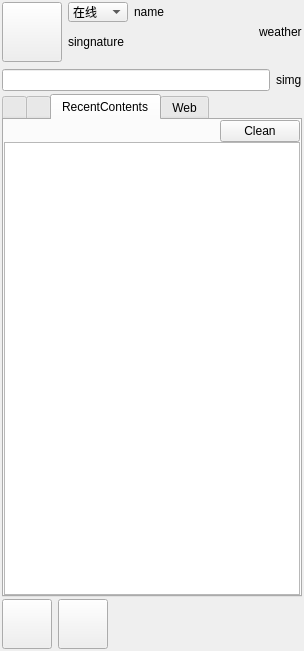
Qt form MainWindow.ui (vell001/VFeiQ) before a commit.
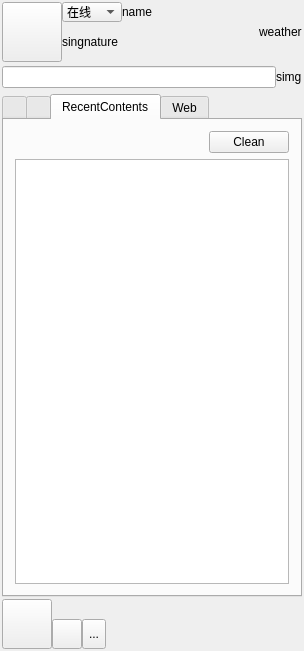
The same form after that commit. The open tabs and pages were chosen to show the change. Icons and pictures are not drawn.

Commit message: file share finished

```diff
--- a/MainWindow.ui
+++ b/MainWindow.ui
@@ -81,8 +81,14 @@
        </property>
        <item>
         <layout class="QVBoxLayout" name="verticalLayout_top">
+         <property name="spacing">
+          <number>0</number>
+         </property>
          <item>
           <layout class="QHBoxLayout" name="horizontalLayout_3">
+           <property name="spacing">
+            <number>0</number>
+           </property>
            <property name="sizeConstraint">
             <enum>QLayout::SetMinimumSize</enum>
            </property>
@@ -125,7 +131,7 @@
              <item>
               <layout class="QHBoxLayout" name="horizontalLayout_2">
                <property name="spacing">
-                <number>6</number>
+                <number>0</number>
                </property>
                <item>
                 <widget class="QComboBox" name="statusComboBox">
@@ -222,6 +228,9 @@
          </item>
          <item>
           <layout class="QHBoxLayout" name="horizontalLayout_4">
+           <property name="spacing">
+            <number>0</number>
+           </property>
            <item>
             <widget class="QLineEdit" name="searchEdit"/>
            </item>
@@ -356,23 +365,11 @@
         <string>RecentContents</string>
        </attribute>
        <layout class="QVBoxLayout" name="verticalLayout_4">
-        <property name="spacing">
-         <number>0</number>
-        </property>
-        <property name="leftMargin">
-         <number>0</number>
-        </property>
-        <property name="topMargin">
-         <number>0</number>
-        </property>
-        <property name="rightMargin">
-         <number>0</number>
-        </property>
-        <property name="bottomMargin">
-         <number>0</number>
-        </property>
         <item>
          <layout class="QHBoxLayout" name="horizontalLayout_6">
+          <property name="spacing">
+           <number>0</number>
+          </property>
           <item>
            <spacer name="horizontalSpacer_4">
             <property name="orientation">
@@ -396,11 +393,7 @@
          </layout>
         </item>
         <item>
-         <widget class="QListView" name="RecentContentsListView">
-          <property name="autoFillBackground">
-           <bool>false</bool>
-          </property>
-         </widget>
+         <widget class="QListWidget" name="recentContentsListWidget"/>
         </item>
        </layout>
       </widget>
@@ -425,7 +418,7 @@
         <height>50</height>
        </size>
       </property>
-      <layout class="QVBoxLayout" name="verticalLayout_9">
+      <layout class="QHBoxLayout" name="horizontalLayout_8">
        <property name="spacing">
         <number>0</number>
        </property>
@@ -440,11 +433,6 @@
        </property>
        <property name="bottomMargin">
         <number>0</number>
-       </property>
-       <item>
-        <layout class="QHBoxLayout" name="horizontalLayout_bottom">
-         <property name="sizeConstraint">
-          <enum>QLayout::SetMinAndMaxSize</enum>
          </property>
          <item>
           <widget class="QPushButton" name="toolsButton">
@@ -482,17 +470,40 @@
           </widget>
          </item>
          <item>
+        <layout class="QVBoxLayout" name="verticalLayout_5">
+         <property name="spacing">
+          <number>0</number>
+         </property>
+         <item>
+          <spacer name="verticalSpacer">
+           <property name="orientation">
+            <enum>Qt::Vertical</enum>
+           </property>
+           <property name="sizeHint" stdset="0">
+            <size>
+             <width>20</width>
+             <height>40</height>
+            </size>
+           </property>
+          </spacer>
+         </item>
+         <item>
+          <layout class="QHBoxLayout" name="horizontalLayout">
+           <property name="spacing">
+            <number>0</number>
+           </property>
+           <item>
           <widget class="QToolButton" name="toolButton">
            <property name="minimumSize">
             <size>
-             <width>50</width>
-             <height>50</height>
+               <width>30</width>
+               <height>30</height>
             </size>
            </property>
            <property name="maximumSize">
             <size>
-             <width>50</width>
-             <height>50</height>
+               <width>30</width>
+               <height>30</height>
             </size>
            </property>
            <property name="text">
@@ -504,11 +515,38 @@
            </property>
            <property name="iconSize">
             <size>
-             <width>50</width>
-             <height>50</height>
+               <width>30</width>
+               <height>30</height>
             </size>
            </property>
           </widget>
+           </item>
+           <item>
+            <widget class="QToolButton" name="setShareFilesButton">
+             <property name="maximumSize">
+              <size>
+               <width>30</width>
+               <height>30</height>
+              </size>
+             </property>
+             <property name="text">
+              <string>...</string>
+             </property>
+             <property name="icon">
+              <iconset resource="images.qrc">
+               <normaloff>:/images/file_share.png</normaloff>:/images/file_share.png</iconset>
+             </property>
+             <property name="iconSize">
+              <size>
+               <width>30</width>
+               <height>30</height>
+              </size>
+             </property>
+            </widget>
+           </item>
+          </layout>
+         </item>
+        </layout>
          </item>
          <item>
           <spacer name="horizontalSpacer_9">
@@ -517,13 +555,11 @@
            </property>
            <property name="sizeHint" stdset="0">
             <size>
-             <width>40</width>
+           <width>183</width>
              <height>20</height>
             </size>
            </property>
           </spacer>
-         </item>
-        </layout>
        </item>
       </layout>
      </widget>
```
Lines whose indentation alone changed are shown as unchanged. The commit also changes 19 other files.
